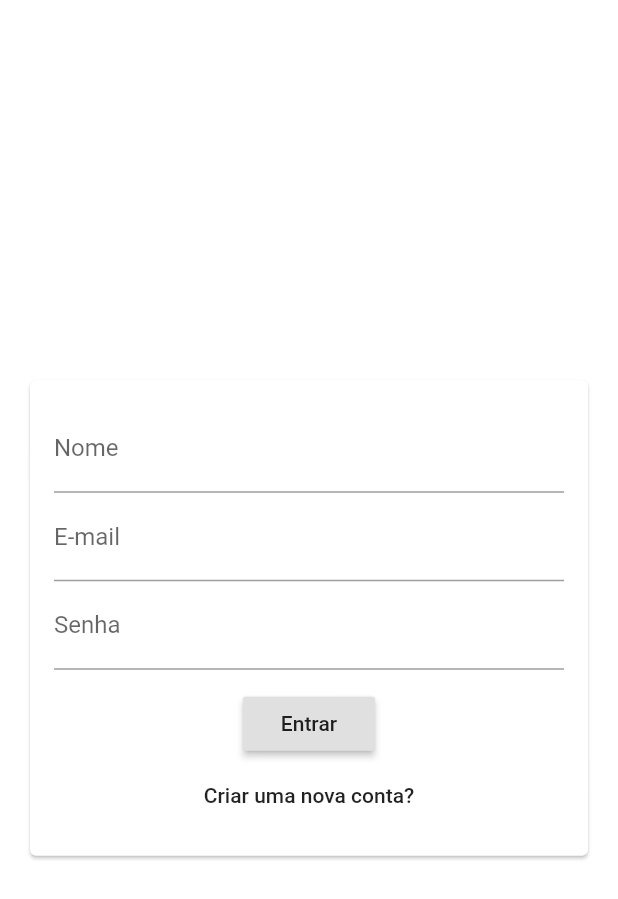
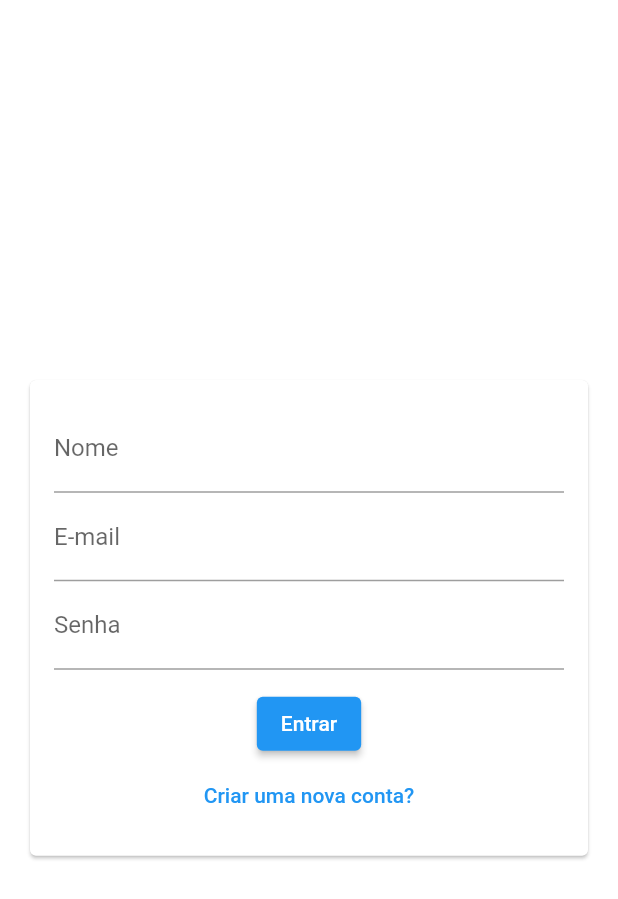
Before and after one commit to warleys14/chat_app, a Flutter app: the AuthForm widget shown alone on an empty page, opened directly, on a phone screen of 412 x 824 dp. Shown: the top 899 px of the screen. Run offline on Flutter 3.47's test engine with Material 2 defaults, Android fonts, the phone set to English and light mode, and no system bars; our stand-ins replace cloud_firestore, firebase_core; accounts and stored records are empty.

Commit message:
deprecated widgets changed

```diff
--- a/lib/main.dart
+++ b/lib/main.dart
@@ -1,4 +1,3 @@
-import 'package:chat_app/screens/auth_screen.dart';
 import 'package:chat_app/screens/onboarding/onboarding_screen.dart';
 import 'package:firebase_core/firebase_core.dart';
 import 'package:flutter/material.dart';
--- a/lib/widgets/auth_form.dart
+++ b/lib/widgets/auth_form.dart
@@ -30,9 +30,8 @@ class _AuthFormState extends State<AuthForm> {
                     SizedBox(
                       height: 12,
                     ),
-                    //TODO: Resolver mudanca desses widgets
-                    RaisedButton(child: Text("Entrar"), onPressed: () {}),
-                    FlatButton(
+                    ElevatedButton(onPressed: () {}, child: Text("Entrar")),
+                    TextButton(
                         onPressed: () {}, child: Text("Criar uma nova conta?"))
                   ],
                 ),
```
